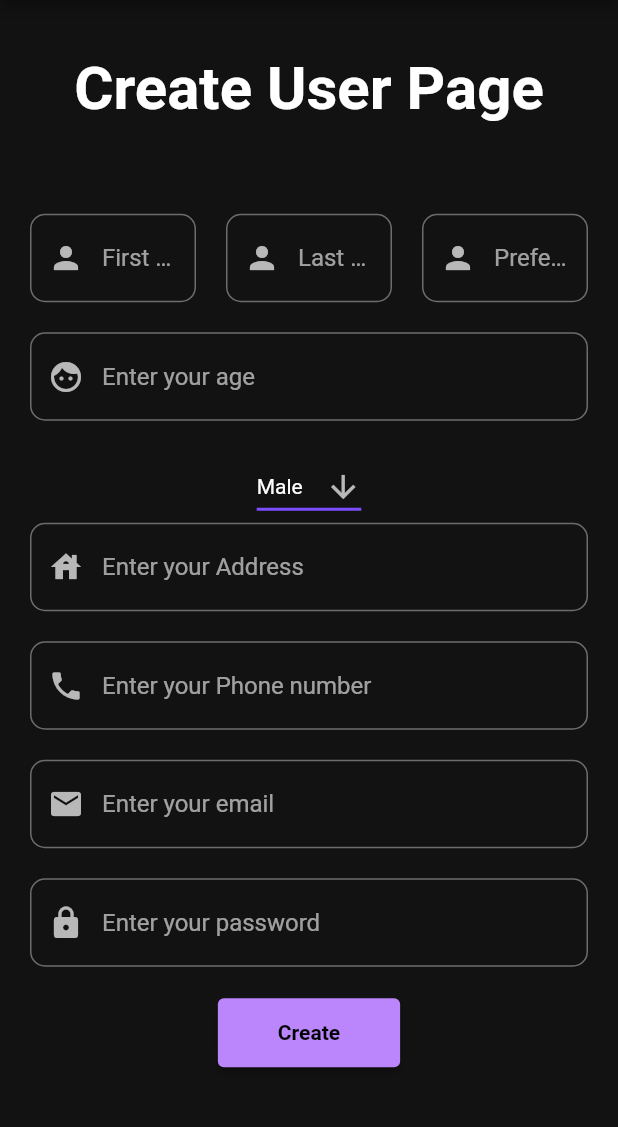
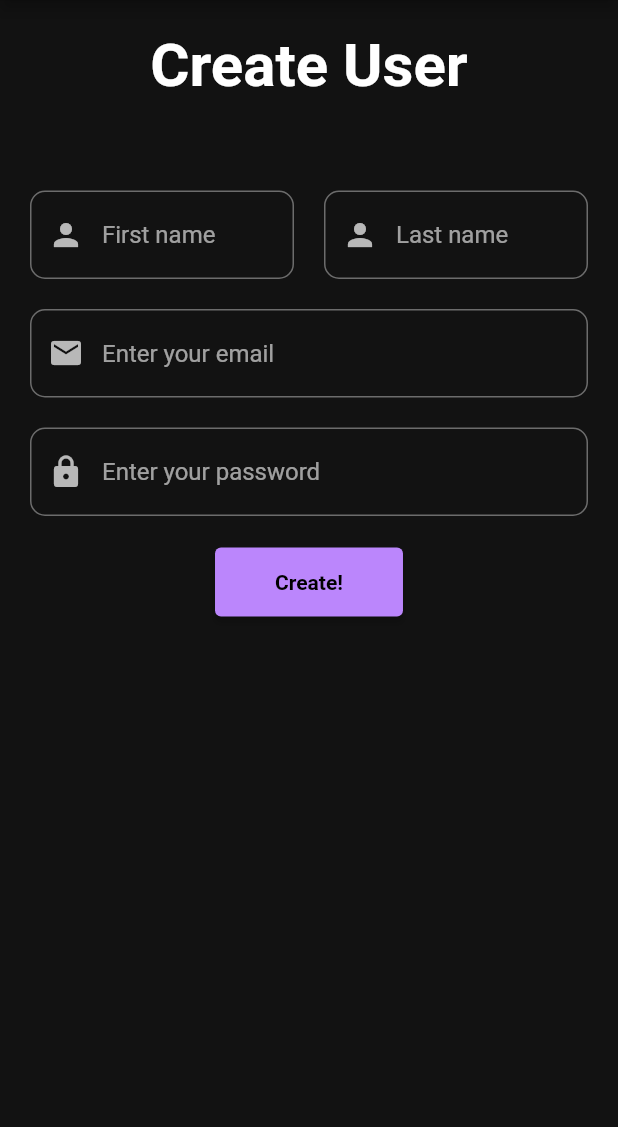
Before and after one commit to Alexander-RMIT/COSC2299_Group8_Major_Assessment, a Flutter app: the CreateUser screen opened directly, on a phone screen of 412 x 824 dp, the part 84-1211 px from its top. Run offline on Flutter 3.47's test engine with Material 2 defaults, Android fonts, the phone set to English and light mode, and no system bars; our stand-ins replace email_validator.

Commit message:
added doctormodel createuser done

```diff
--- /dev/null
+++ b/FrontEnd/neighborhood_doctor/lib/Model/DoctorModel.dart
@@ -0,0 +1,34 @@
+import 'dart:convert';
+
+DoctorModel doctorModelJson(String str) =>
+    DoctorModel.fromJson(json.decode(str));
+
+String doctorModelToJson(DoctorModel data) => json.encode(data.toJson());
+
+class DoctorModel {
+  int? id;
+  String firstname;
+  String lastname;
+  String email;
+  String password;
+
+  DoctorModel({this.id, required this.firstname, required this.lastname, required this.email, required this.password});
+
+  factory DoctorModel.fromJson(Map<String, dynamic> json) => DoctorModel(
+      firstname: json["firstname"], lastname: json["lastname"],
+      email: json["email"],
+      password: json["password"],
+      id: json["id"]);
+
+  Map<String, dynamic> toJson() => {
+        "firstname": firstname,
+        "lastname": lastname,
+        "email": email,
+        "password": password,
+        'id': id,
+      };
+  String get _firstname => firstname;
+  String get _lastname => lastname;
+  String get _email => email;
+  String get _password => password;
+}
--- a/FrontEnd/neighborhood_doctor/lib/pages/admin/createUser.dart
+++ b/FrontEnd/neighborhood_doctor/lib/pages/admin/createUser.dart
@@ -1,10 +1,12 @@
 import 'package:flutter/material.dart';
 import 'package:email_validator/email_validator.dart';
-import 'package:neighborhood_doctors/pages/login.dart';
-import 'package:neighborhood_doctors/pages/admin/createUser.dart';
-// import './login.dart';
+//import 'package:neighborhood_doctors/Model/AdminModel.dart';
+import 'package:neighborhood_doctors/Model/DoctorModel.dart';
+import 'package:http/http.dart' as http;
+import 'dart:convert';
 
-const List<String> list = <String>['Male', 'Female'];
+// https://flutterawesome.com/login-ui-made-with-flutter/
+// https://github.com/hawier-dev/flutter-login-ui/blob/main/lib/main.dart
 
 class CreateUser extends StatefulWidget{
   const CreateUser({Key? key, required this.title}) : super(key: key);
@@ -17,9 +19,46 @@ class CreateUser extends StatefulWidget{
 }
 
 
+Future<DoctorModel> userSignUp(String firstname, String lastname,
+  String email,
+  String password,
+  BuildContext context) async {
+  // Change to http://localhost/patient/createPatient for desktop
+  // Change to http://10.0.2.2:8080/patient/createPatient for android emulator
+  Uri url = Uri.parse("http://10.0.2.2:8080/doctor/createDoctor");
+  var response = await http.post(url,
+    headers: <String, String>{"Content-Type": "application/json", },
+    body: jsonEncode(<String, dynamic>{
+      "firstname": firstname,
+      "lastname": lastname,
+      "email": email,
+      "password": password,
+    }));
+
+  String strResponse = response.body;
+
+  if (response.statusCode == 200) {
+    showDialog(
+      context: context,
+      barrierDismissible: true,
+      builder: (BuildContext dialogContext) {
+        return ResponseAlertDialog(title: 'Backend response', content: response.body);
+      },
+
+    );
+  }
+  DoctorModel doctor = DoctorModel(firstname: firstname, lastname: lastname,  email: email, password: password);
+  return doctor;
+}
+
 class CreateUserState extends State<CreateUser> {
   final _formKey = GlobalKey<FormState>();
   var rememberValue = false;
+
+  TextEditingController emailController = TextEditingController();
+  TextEditingController passwordController = TextEditingController();
+  TextEditingController firstNameController = TextEditingController();
+  TextEditingController lastNameController = TextEditingController();
 
   @override
   Widget build(BuildContext context) {
@@ -30,12 +69,13 @@ class CreateUserState extends State<CreateUser> {
       backgroundColor: Theme.of(context).colorScheme.background,
       body: Container(
         padding: const EdgeInsets.all(20),
+        child: SingleChildScrollView(
           child: Column(
             mainAxisAlignment: MainAxisAlignment.center,
             crossAxisAlignment: CrossAxisAlignment.center,
             children: <Widget>[
               const Text(
-              'Create User Page',
+                'Create User',
                 style: TextStyle(
                   fontWeight: FontWeight.bold,
                   fontSize: 40,
@@ -52,9 +92,13 @@ class CreateUserState extends State<CreateUser> {
                       children: [
                         Expanded(
                           child: TextFormField(
-                          // validator: (value) => EmailValidator.validate(value!)
-                          //     ? null
-                          //     : "Please enter a valid email",
+                            controller: firstNameController,
+                            validator: (value) {
+                              if (value == null || value.isEmpty) {
+                                return 'Please enter your first name';
+                              }
+                              return null;
+                            },
                             maxLines: 1,
                             decoration: InputDecoration(
                               hintText: 'First name',
@@ -70,30 +114,17 @@ class CreateUserState extends State<CreateUser> {
                         ),
                         Expanded(
                           child: TextFormField(
-                          // validator: (value) => EmailValidator.validate(value!)
-                          //     ? null
-                          //     : "Please enter a valid email",
+                            controller: lastNameController,
+                            validator: (value) {
+                              if (value == null || value.isEmpty) {
+                                return 'Please enter your last name';
+                              }
+                              return null;
+                            },
+
                             maxLines: 1,
                             decoration: InputDecoration(
                               hintText: 'Last name',
-                            prefixIcon: const Icon(Icons.person),
-                            border: OutlineInputBorder(
-                              borderRadius: BorderRadius.circular(10),
-                            ),
-                          ),
-                        ),
-                      ),
-                      const SizedBox(
-                        width: 20,
-                      ),
-                      Expanded(
-                        child: TextFormField(
-                          // validator: (value) => EmailValidator.validate(value!)
-                          //     ? null
-                          //     : "Please enter a valid email",
-                          maxLines: 1,
-                          decoration: InputDecoration(
-                            hintText: 'Preferred name',
                               prefixIcon: const Icon(Icons.person),
                               border: OutlineInputBorder(
                                 borderRadius: BorderRadius.circular(10),
@@ -106,14 +137,16 @@ class CreateUserState extends State<CreateUser> {
                     const SizedBox(
                       height: 20,
                     ),
+
                     TextFormField(
-                    // validator: (value) => EmailValidator.validate(value!)
-                    //     ? null
-                    //     : "Please enter your age",
+                      controller: emailController,
+                      validator: (value) => EmailValidator.validate(value!)
+                          ? null
+                          : "Please enter a valid email",
                       maxLines: 1,
                       decoration: InputDecoration(
-                      hintText: 'Enter your age',
-                      prefixIcon: const Icon(Icons.face),
+                        hintText: 'Enter your email',
+                        prefixIcon: const Icon(Icons.email),
                         border: OutlineInputBorder(
                           borderRadius: BorderRadius.circular(10),
                         ),
@@ -122,76 +155,157 @@ class CreateUserState extends State<CreateUser> {
                     const SizedBox(
                       height: 20,
                     ),
-                  DropdownButtonExample(),
+                    // Name other
+                    // TextFormField(
+                    //   controller: nameOtherController,
+                    //   maxLines: 1,
+                    //   decoration: InputDecoration(
+                    //     hintText: 'Middle name/initial',
+                    //     prefixIcon: const Icon(Icons.person),
+                    //     border: OutlineInputBorder(
+                    //       borderRadius: BorderRadius.circular(10),
+                    //     ),
+                    //   ),
+
+                    // ),
+                    // const SizedBox(
+                    //   height: 20,
+                    // ),
+
+                    // Age & Gender
+                    // Row(
+                    //   children: [
+                    //     Expanded(child: TextFormField(
+                    //       controller: ageController,
+                    //       validator: (value) {
+                    //         if (value == null || value.isEmpty) {
+                    //           return 'Please enter your age';
+                    //         }
+                    //         return null;
+                    //       },
+                    //       maxLines: 1,
+                    //       decoration: InputDecoration(
+                    //         hintText: 'Age',
+                    //         prefixIcon: const Icon(Icons.face),
+                    //         border: OutlineInputBorder(
+                    //           borderRadius: BorderRadius.circular(10),
+                    //         ),
+                    //       ),
+                    //     ),
+                    //     ),
+
+                    //     const SizedBox(
+                    //       width: 20,
+                    //     ),
+                    //     Expanded(child:
+
+                    //       DropdownButtonFormField<String>(
+                    //         value: dropdownValue,
+                    //         icon: const Icon(Icons.arrow_downward),
+                    //         elevation: 16,
+                    //         style: const TextStyle(color: Colors.white),
+                    //         validator: (value) {
+                    //           if (value == "Gender") {
+                    //             return 'Please enter your gender';
+                    //           }
+                    //           return null;
+                    //           },
+                    //         onChanged: (String? value) {
+
+                    //           // This is called when the user selects an item.
+                    //           setState(() {
+                    //             dropdownValue = value!;
+                    //           });
+                    //         },
+
+                    //         items: genderList.map<DropdownMenuItem<String>>((String value) {
+                    //           return DropdownMenuItem<String>(
+                    //             value: value,
+                    //             child: Text(value),
+                    //           );
+                    //         }).toList(),
+                    //       ),
+                    //     ),
+                    //   ],
+
+                    // ),
+                    // const SizedBox(
+                    //   height: 20,
+                    // ),
+
+                    // // Address
+                    // TextFormField(
+                    //   controller: addressController,
+                    //   validator: (value) {
+                    //     if (value == null || value.isEmpty) {
+                    //       return 'Please enter your address';
+                    //     }
+                    //     return null;
+                    //   },
+                    //   maxLines: 1,
+                    //   decoration: InputDecoration(
+                    //     hintText: 'Enter your address',
+                    //     prefixIcon: const Icon(Icons.home),
+                    //     border: OutlineInputBorder(
+                    //       borderRadius: BorderRadius.circular(10),
+                    //     ),
+                    //   ),
+
+                    // ),
+                    // const SizedBox(
+                    //   height: 20,
+                    // ),
+
+                    // // Phone Number
+                    // TextFormField(
+                    //   controller: phoneNumController,
+                    //   validator: (value) {
+                    //     if (value == null || value.isEmpty) {
+                    //       return 'Please enter your phone number';
+                    //     }
+                    //     return null;
+                    //   },
+                    //   maxLines: 1,
+                    //   decoration: InputDecoration(
+                    //     hintText: 'Enter your phone number',
+                    //     prefixIcon: const Icon(Icons.phone),
+                    //     border: OutlineInputBorder(
+                    //       borderRadius: BorderRadius.circular(10),
+                    //     ),
+                    //   ),
+
+                    // ),
+                    // const SizedBox(
+                    //   height: 20,
+                    // ),
+
+                    // TextFormField(
+                    //   controller: emailController,
+                    //   validator: (value) => EmailValidator.validate(value!)
+                    //       ? null
+                    //       : "Please enter a valid email",
+                    //   maxLines: 1,
+                    //   decoration: InputDecoration(
+                    //     hintText: 'Enter your email',
+                    //     prefixIcon: const Icon(Icons.email),
+                    //     border: OutlineInputBorder(
+                    //       borderRadius: BorderRadius.circular(10),
+                    //     ),
+                    //   ),
+                    // ),
+                    // const SizedBox(
+                    //   height: 20,
+                    // ),
                     TextFormField(
+                      controller: passwordController,
                       validator: (value) {
                         if (value == null || value.isEmpty) {
-                        return 'Please enter your Address';
+                          return 'Please enter your password';
                         }
                         return null;
                       },
                       maxLines: 1,
-                    obscureText: false,
-                    decoration: InputDecoration(
-                      prefixIcon: const Icon(Icons.house),
-                      hintText: 'Enter your Address',
-                      border: OutlineInputBorder(
-                        borderRadius: BorderRadius.circular(10),
-                      ),
-                    ),
-                  ),
-                  const SizedBox(
-                    height: 20,
-                  ),
-                  TextFormField(
-                    validator: (value) {
-                      if (value == null || value.isEmpty) {
-                        return 'Please enter your Phone number';
-                      }
-                      return null;
-                    },
-                    maxLines: 1,
-                    obscureText: false,
-                    decoration: InputDecoration(
-                      prefixIcon: const Icon(Icons.phone),
-                      hintText: 'Enter your Phone number',
-                      border: OutlineInputBorder(
-                        borderRadius: BorderRadius.circular(10),
-                      ),
-                    ),
-                  ),
-                  const SizedBox(
-                    height: 20,
-                  ),
-                  TextFormField(
-                    validator: (value) {
-                      if (value == null || value.isEmpty) {
-                        return 'Please enter your email';
-                      }
-                      return null;
-                    },
-                    maxLines: 1,
-                    obscureText: false,
-                    decoration: InputDecoration(
-                      prefixIcon: const Icon(Icons.email),
-                      hintText: 'Enter your email',
-                      border: OutlineInputBorder(
-                        borderRadius: BorderRadius.circular(10),
-                      ),
-                    ),
-                  ),
-                  const SizedBox(
-                    height: 20,
-                  ),
-                  TextFormField(
-                    validator: (value) {
-                      if (value == null || value.isEmpty) {
-                        return 'Please enter your Password';
-                      }
-                      return null;
-                    },
-                    maxLines: 1,
-                    obscureText: false,
+                      obscureText: true,
                       decoration: InputDecoration(
                         prefixIcon: const Icon(Icons.lock),
                         hintText: 'Enter your password',
@@ -204,14 +318,39 @@ class CreateUserState extends State<CreateUser> {
                       height: 20,
                     ),
                     ElevatedButton(
-                    onPressed: () {
-                      if (_formKey.currentState!.validate()) {}
+                      onPressed: () async {
+                        if (_formKey.currentState!.validate()) {
+                          String firstname = firstNameController.text;
+                          String lastname = lastNameController.text;
+                          String email = emailController.text;
+                          String password = passwordController.text;
+
+                          // String nameOther = nameOtherController.text;
+                          // int age = int.parse(ageController.text);
+                          // String gender = dropdownValue;
+                          // String address = addressController.text;
+                          // String phoneNumber = phoneNumController.text;
+
+                          print("has been pressed");
+
+                          DoctorModel newDoctor = await userSignUp(firstname, lastname, email, password, context);
+
+                          emailController.text = '';
+                          passwordController.text = '';
+                          firstNameController.text = '';
+                          lastNameController.text = '';
+                          // nameOtherController.text = '';
+                          // ageController.text = '';
+                          // dropdownValue = genderList.first;
+                          // addressController.text = '';
+                          // phoneNumController.text = '';
+                        }
                       },
                       style: ElevatedButton.styleFrom(
                         padding: const EdgeInsets.fromLTRB(40, 15, 40, 15),
                       ),
                       child: const Text(
-                      'Create',
+                        'Create!',
                         style: TextStyle(
                           fontWeight: FontWeight.bold,
                         ),
@@ -220,66 +359,39 @@ class CreateUserState extends State<CreateUser> {
                     const SizedBox(
                       height: 20,
                     ),
-                  // Row(
-                  //   mainAxisAlignment: MainAxisAlignment.center,
-                  //   children: [
-                  //     const Text('Already registered?'),
-                  //     TextButton(
-                  //       onPressed: () {
-                  //         Navigator.pushReplacement(
-                  //           context,
-                  //           MaterialPageRoute(
-                  //             builder: (context) =>
-                  //                 const Login(title: 'Login UI'),
-                  //           ),
-                  //         );
-                  //       },
-                  //       child: const Text('Sign in'),
-                  //     ),
-                  //   ],
-                  // ),
+
                   ],
                 ),
               )
             ],
           ),
-      ),);
+        ),
+      ),
+    );
   }
 }
 
-class DropdownButtonExample extends StatefulWidget {
-  const DropdownButtonExample({super.key});
+class ResponseAlertDialog extends StatelessWidget {
+  final String title;
+  final String content;
+  final List<Widget> actions;
 
-  @override
-  State<DropdownButtonExample> createState() => _DropdownButtonExampleState();
-}
-
-class _DropdownButtonExampleState extends State<DropdownButtonExample> {
-  String dropdownValue = list.first;
+  ResponseAlertDialog({
+    required this.title,
+    required this.content,
+    this.actions = const [],
+  });
 
   @override
   Widget build(BuildContext context) {
-    return DropdownButton<String>(
-      value: dropdownValue,
-      icon: const Icon(Icons.arrow_downward),
-      elevation: 16,
-      style: const TextStyle(color: Colors.white),
-      underline: Container(
-        height: 2,
-        color: Colors.deepPurpleAccent,
+    return AlertDialog(
+      title: Text(
+        this.title,
       ),
-      onChanged: (String? value) {
-        // This is called when the user selects an item.
-        setState(() {
-          dropdownValue = value!;
-        });
-      },
-      items: list.map<DropdownMenuItem<String>>((String value) {
-        return DropdownMenuItem<String>(
-          value: value,
-          child: Text(value),
-        );
-      }).toList(),
+      actions: this.actions,
+      content: Text(
+        this.content,
+      ),
     );
   }
 }
```
Lines whose indentation alone changed are shown as unchanged.
